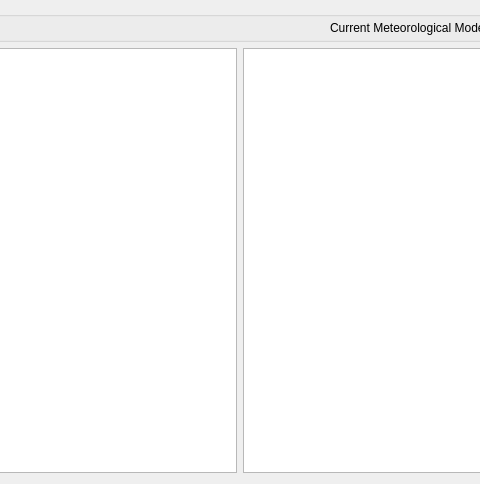
Above: src/ui/reosmeteorologicmodelwidget.ui from vcloarec/ReosProject before the change; both pictures show x 135 to 615 and y 0 to 484 of the 749 by 484 pixel window. Below: the same form after it.
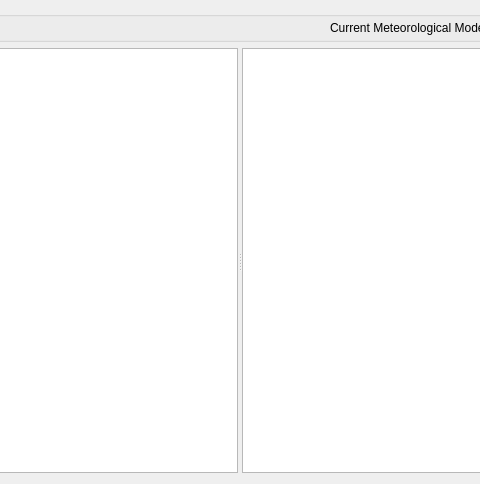
That is the form after the change.

Commit message: split meteorological model

Patch:
```diff
--- a/src/ui/reosmeteorologicmodelwidget.ui
+++ b/src/ui/reosmeteorologicmodelwidget.ui
@@ -13,7 +13,7 @@
   <property name="windowTitle">
    <string>Form</string>
   </property>
-  <layout class="QVBoxLayout" name="verticalLayout">
+  <layout class="QVBoxLayout" name="verticalLayout" stretch="0,1">
    <item>
     <widget class="QGroupBox" name="groupBox">
      <property name="title">
@@ -69,14 +69,17 @@
     </widget>
    </item>
    <item>
-    <layout class="QHBoxLayout" name="horizontalLayout">
-     <item>
-      <widget class="QTreeView" name="treeViewRainfall"/>
-     </item>
-     <item>
-      <widget class="QTreeView" name="treeViewMeteorologicModel"/>
-     </item>
-    </layout>
+    <widget class="QSplitter" name="splitter">
+     <property name="orientation">
+      <enum>Qt::Horizontal</enum>
+     </property>
+     <widget class="QTreeView" name="treeViewRainfall"/>
+     <widget class="QTreeView" name="treeViewMeteorologicModel">
+      <property name="alternatingRowColors">
+       <bool>true</bool>
+      </property>
+     </widget>
+    </widget>
    </item>
   </layout>
  </widget>
```
The commit also changes 3 other files.
